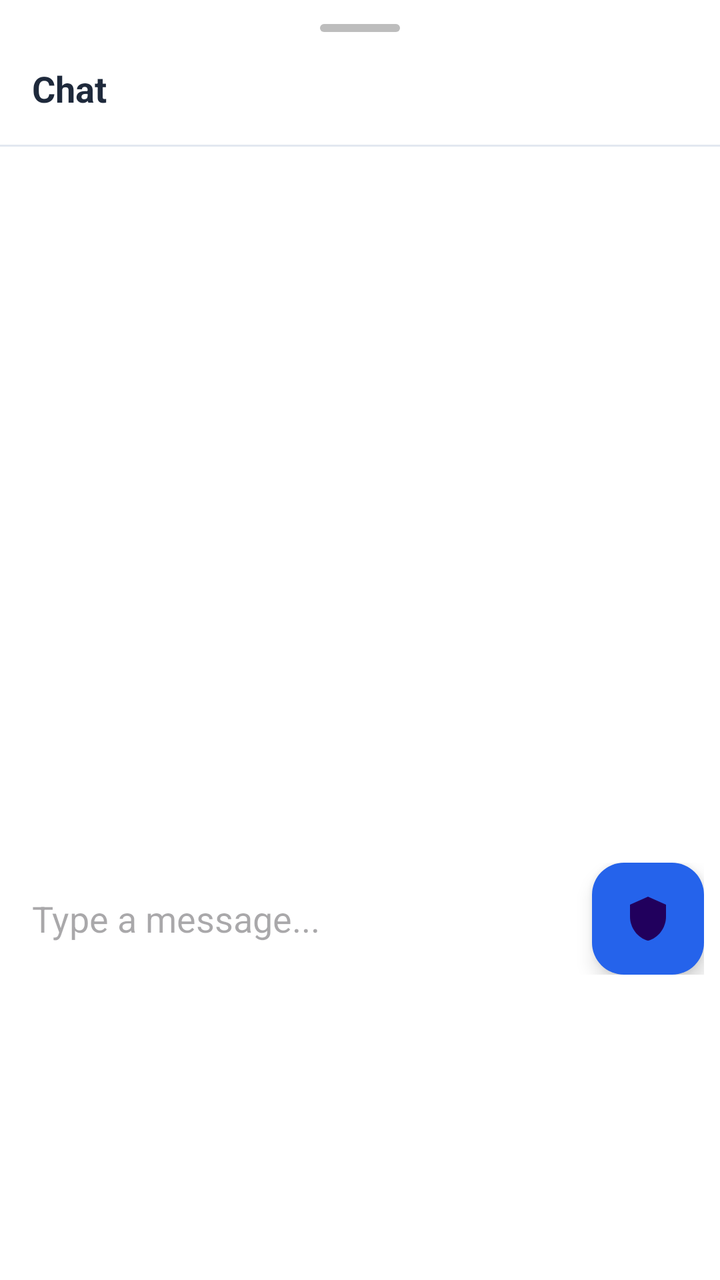
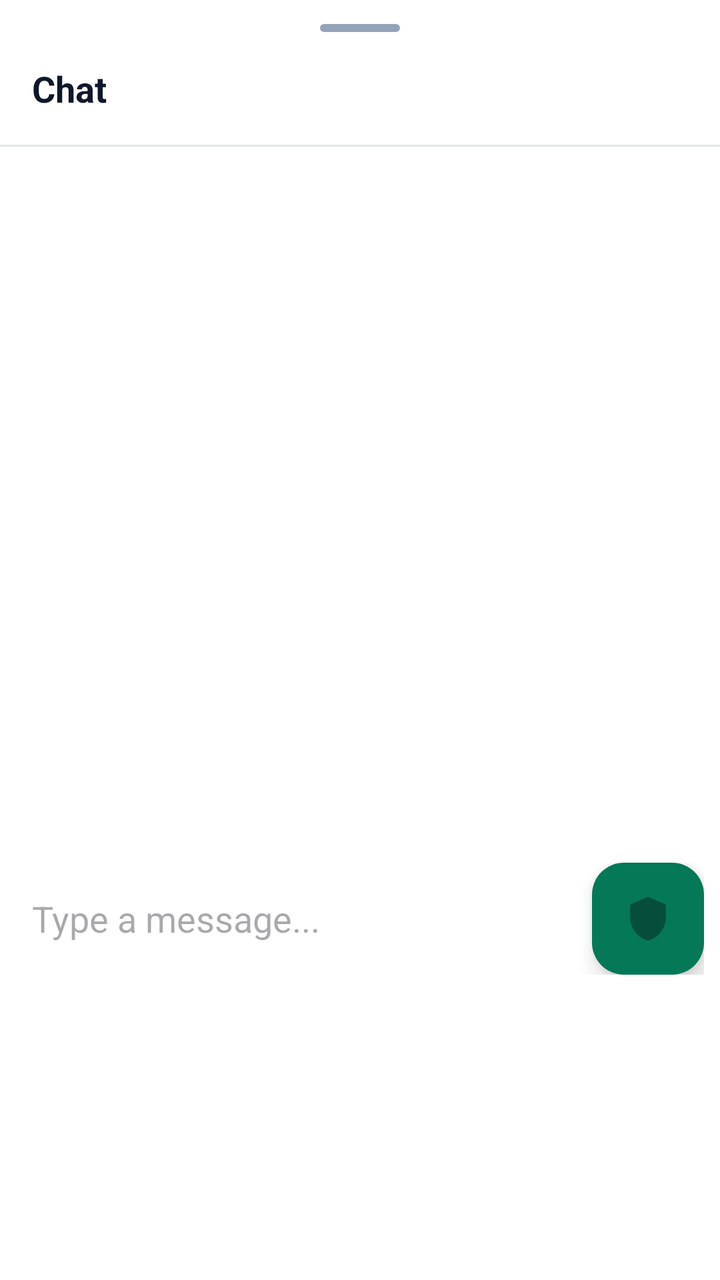

Compare the two renders of this Android layout. The source of the first and the diff that turns it into the second are given below.
<!-- AndroidManifest.xml: application theme Theme.PackTracker -->
<!-- res/layout/dialog_admin_chat.xml -->
<?xml version="1.0" encoding="utf-8"?>
<LinearLayout xmlns:android="http://schemas.android.com/apk/res/android"
    xmlns:app="http://schemas.android.com/apk/res-auto"
    android:layout_width="match_parent"
    android:layout_height="wrap_content"
    android:orientation="vertical"
    android:background="@color/surface"
    android:paddingTop="12dp">

    <View android:layout_width="40dp" android:layout_height="4dp"
        android:layout_gravity="center_horizontal" android:background="@drawable/drag_handle" />

    <TextView android:id="@+id/tvChatTitle" android:layout_width="match_parent" android:layout_height="wrap_content"
        android:text="Chat" android:textSize="18sp" android:textStyle="bold"
        android:textColor="@color/on_surface" android:padding="16dp" />

    <View android:layout_width="match_parent" android:layout_height="1dp" android:background="@color/divider" />

    <androidx.recyclerview.widget.RecyclerView android:id="@+id/rvMessages"
        android:layout_width="match_parent" android:layout_height="350dp"
        android:clipToPadding="false" android:padding="8dp" />

    <LinearLayout android:layout_width="match_parent" android:layout_height="wrap_content"
        android:orientation="horizontal" android:padding="8dp" android:gravity="center_vertical">

        <EditText android:id="@+id/etMessage" android:layout_width="0dp" android:layout_height="wrap_content"
            android:layout_weight="1" android:hint="Type a message..." android:inputType="text"
            android:maxLines="1" android:background="@android:color/transparent" android:padding="8dp" />

        <com.google.android.material.floatingactionbutton.FloatingActionButton android:id="@+id/btnSend"
            android:layout_width="wrap_content" android:layout_height="wrap_content"
            android:src="@drawable/ic_support" android:backgroundTint="@color/primary"
            android:layout_marginStart="8dp" app:fabSize="mini" />
    </LinearLayout>
</LinearLayout>
<!-- resources referenced by this layout -->
<resources>
  <color name="divider">#E2E8F0</color>
  <color name="on_surface">#1E293B</color>
  <color name="primary">#2563EB</color>
  <color name="surface">#FFFFFF</color>
  <!-- drawable drag_handle (drawable) -->
  <?xml version="1.0" encoding="utf-8"?>
  <shape xmlns:android="http://schemas.android.com/apk/res/android"
      android:shape="rectangle">
      <solid android:color="#BDBDBD" />
      <corners android:radius="2dp" />
      <size android:width="40dp" android:height="4dp" />
  </shape>
  <style name="Theme.PackTracker" parent="Theme.Material3.Light.NoActionBar">
          <item name="colorPrimary">@color/primary</item>
          <item name="colorOnPrimary">@color/white</item>
          <item name="colorPrimaryContainer">@color/primary_light</item>
          <item name="colorSecondary">@color/secondary</item>
          <item name="colorOnSecondary">@color/white</item>
          <item name="colorSurface">@color/surface</item>
          <item name="colorOnSurface">@color/on_surface</item>
          <item name="android:colorBackground">@color/background</item>
          <item name="colorSurfaceVariant">@color/grey_light</item>
          <item name="colorOnSurfaceVariant">@color/on_surface_variant</item>
          <item name="android:statusBarColor">@color/green_primary</item>
      </style>
  <color name="white">#FFFFFF</color>
  <color name="primary_light">#EFF6FF</color>
  <color name="secondary">#10B981</color>
  <color name="background">#F8FAFC</color>
  <color name="grey_light">#F1F5F9</color>
  <color name="on_surface_variant">#64748B</color>
  <color name="green_primary">#10B981</color>
  <!-- unchanged entries left out for length: 1 -->
</resources>

<!-- the commit's change to res/layout/dialog_admin_chat.xml (unified diff, before → after) -->
@@ -11,7 +11,7 @@
         android:layout_gravity="center_horizontal" android:background="@drawable/drag_handle" />
 
     <TextView android:id="@+id/tvChatTitle" android:layout_width="match_parent" android:layout_height="wrap_content"
-        android:text="Chat" android:textSize="18sp" android:textStyle="bold"
+        android:text="Chat" android:textSize="@dimen/text_subtitle" android:textStyle="bold"
         android:textColor="@color/on_surface" android:padding="16dp" />
 
     <View android:layout_width="match_parent" android:layout_height="1dp" android:background="@color/divider" />
<!-- resource entries referenced after the edit -->
@@ -1,37 +1,159 @@
 <!-- resources referenced by this layout -->
 <resources>
-  <color name="divider">#E2E8F0</color>
-  <color name="on_surface">#1E293B</color>
-  <color name="primary">#2563EB</color>
-  <color name="surface">#FFFFFF</color>
+  <color name="divider">@color/slate_200</color>
+  <color name="on_surface">@color/slate_900</color>
+  <color name="primary">@color/emerald_700</color>
+  <color name="surface">#FFFFFFFF</color>
+  <dimen name="text_subtitle">18sp</dimen>
   <!-- drawable drag_handle (drawable) -->
   <?xml version="1.0" encoding="utf-8"?>
   <shape xmlns:android="http://schemas.android.com/apk/res/android"
       android:shape="rectangle">
-      <solid android:color="#BDBDBD" />
+      <solid android:color="@color/outline" />
       <corners android:radius="2dp" />
       <size android:width="40dp" android:height="4dp" />
   </shape>
-  <style name="Theme.PackTracker" parent="Theme.Material3.Light.NoActionBar">
+  <style name="Theme.PackTracker" parent="Theme.Material3.DayNight.NoActionBar">
+          
           <item name="colorPrimary">@color/primary</item>
-          <item name="colorOnPrimary">@color/white</item>
-          <item name="colorPrimaryContainer">@color/primary_light</item>
+          <item name="colorOnPrimary">@color/on_primary</item>
+          <item name="colorPrimaryContainer">@color/primary_container</item>
+          <item name="colorOnPrimaryContainer">@color/on_primary_container</item>
           <item name="colorSecondary">@color/secondary</item>
-          <item name="colorOnSecondary">@color/white</item>
+          <item name="colorOnSecondary">@color/on_secondary</item>
+          <item name="colorSecondaryContainer">@color/secondary_container</item>
+          <item name="colorOnSecondaryContainer">@color/on_secondary_container</item>
+          <item name="colorTertiary">@color/tertiary</item>
+          <item name="colorOnTertiary">@color/on_tertiary</item>
+          <item name="colorTertiaryContainer">@color/tertiary_container</item>
+          <item name="colorOnTertiaryContainer">@color/on_tertiary_container</item>
+  
+          
+          <item name="android:colorBackground">@color/background</item>
+          <item name="colorOnBackground">@color/on_background</item>
           <item name="colorSurface">@color/surface</item>
           <item name="colorOnSurface">@color/on_surface</item>
-          <item name="android:colorBackground">@color/background</item>
-          <item name="colorSurfaceVariant">@color/grey_light</item>
+          <item name="colorSurfaceVariant">@color/surface_variant</item>
           <item name="colorOnSurfaceVariant">@color/on_surface_variant</item>
-          <item name="android:statusBarColor">@color/green_primary</item>
+          <item name="colorSurfaceContainerLowest">@color/surface_container_lowest</item>
+          <item name="colorSurfaceContainerLow">@color/surface_container_low</item>
+          <item name="colorSurfaceContainer">@color/surface_container</item>
+          <item name="colorSurfaceContainerHigh">@color/surface_container_high</item>
+          <item name="colorSurfaceContainerHighest">@color/surface_container_highest</item>
+          <item name="colorSurfaceBright">@color/surface_bright</item>
+          <item name="colorSurfaceDim">@color/surface_dim</item>
+          <item name="colorOutline">@color/outline</item>
+          <item name="colorOutlineVariant">@color/outline_variant</item>
+          <item name="android:colorControlHighlight">@color/outline_variant</item>
+  
+          
+          <item name="colorError">@color/error</item>
+          <item name="colorOnError">@color/on_error</item>
+          <item name="colorErrorContainer">@color/error_container</item>
+          <item name="colorOnErrorContainer">@color/on_error_container</item>
+          <item name="colorControlNormal">@color/on_surface_variant</item>
+          <item name="android:windowLightStatusBar">@bool/light_status_bar</item>
+          <item name="android:statusBarColor">@color/surface</item>
+          <item name="android:navigationBarColor">@color/surface</item>
+          <item name="android:windowBackground">@drawable/bg_kraft_canvas</item>
+  
+          
+          <item name="materialCardViewStyle">@style/Widget.PackTracker.Card</item>
+          <item name="bottomSheetStyle">@style/Widget.PackTracker.BottomSheet</item>
+          <item name="toolbarStyle">@style/Widget.PackTracker.Toolbar</item>
+          <item name="bottomNavigationStyle">@style/Widget.PackTracker.BottomNavigation</item>
       </style>
-  <color name="white">#FFFFFF</color>
-  <color name="primary_light">#EFF6FF</color>
-  <color name="secondary">#10B981</color>
-  <color name="background">#F8FAFC</color>
-  <color name="grey_light">#F1F5F9</color>
-  <color name="on_surface_variant">#64748B</color>
-  <color name="green_primary">#10B981</color>
+  <color name="slate_200">#FFE2E8F0</color>
+  <color name="slate_900">#FF0F172A</color>
+  <color name="emerald_700">#FF047857</color>
+  <color name="outline">@color/slate_400</color>
+  <color name="on_primary">#FFFFFFFF</color>
+  <color name="primary_container">@color/emerald_100</color>
+  <color name="on_primary_container">@color/emerald_900</color>
+  <color name="secondary">@color/gold_500</color>
+  <color name="on_secondary">@color/slate_900</color>
+  <color name="secondary_container">@color/gold_100</color>
+  <color name="on_secondary_container">@color/gold_700</color>
+  <color name="tertiary">@color/emerald_500</color>
+  <color name="on_tertiary">#FFFFFFFF</color>
+  <color name="tertiary_container">@color/emerald_50</color>
+  <color name="on_tertiary_container">@color/emerald_800</color>
+  <color name="background">@color/kraft</color>
+  <color name="on_background">@color/slate_900</color>
+  <color name="surface_variant">@color/slate_100</color>
+  <color name="on_surface_variant">@color/slate_600</color>
+  <color name="surface_container_lowest">#FFFFFFFF</color>
+  <color name="surface_container_low">@color/slate_50</color>
+  <color name="surface_container">@color/slate_100</color>
+  <color name="surface_container_high">#FFE9EEF4</color>
+  <color name="surface_container_highest">#FFDDE5EC</color>
+  <color name="surface_bright">#FFFFFFFF</color>
+  <color name="surface_dim">@color/slate_200</color>
+  <color name="outline_variant">@color/slate_200</color>
+  <color name="error">#FFDC2626</color>
+  <color name="on_error">#FFFFFFFF</color>
+  <color name="error_container">#FFFEE2E2</color>
+  <color name="on_error_container">#FF7F1D1D</color>
+  <!-- drawable bg_kraft_canvas (drawable) -->
+  <?xml version="1.0" encoding="utf-8"?>
+  <bitmap xmlns:android="http://schemas.android.com/apk/res/android"
+      android:src="@drawable/bg_kraft_tile"
+      android:tileModeX="repeat"
+      android:tileModeY="repeat" />
+  <style name="Widget.PackTracker.Card" parent="Widget.Material3.CardView.Filled">
+          <item name="cardBackgroundColor">@color/surface</item>
+          <item name="strokeColor">@color/card_stroke</item>
+          <item name="strokeWidth">1dp</item>
+          <item name="cardCornerRadius">@dimen/radius_card</item>
+          <item name="cardElevation">@dimen/elevation_card</item>
+      </style>
+  <style name="Widget.PackTracker.BottomSheet" parent="Widget.Material3.BottomSheet.Modal">
+          <item name="backgroundTint">@color/surface</item>
+          <item name="shapeAppearanceOverlay">@style/ShapeAppearance.PackTracker.BottomSheet</item>
+      </style>
+  <style name="Widget.PackTracker.Toolbar" parent="Widget.Material3.Toolbar">
+          <item name="android:background">@color/surface</item>
+          <item name="titleTextAppearance">@style/TextAppearance.PackTracker.ToolbarTitle</item>
+          <item name="titleTextColor">@color/on_surface</item>
+          <item name="subtitleTextColor">@color/on_surface_variant</item>
+          <item name="navigationIconTint">@color/on_surface</item>
+      </style>
+  <style name="Widget.PackTracker.BottomNavigation" parent="Widget.Material3.BottomNavigationView">
+          <item name="android:background">@color/surface</item>
+          <item name="itemIconTint">@color/bottom_nav_color</item>
+          <item name="itemTextColor">@color/bottom_nav_color</item>
+          <item name="labelVisibilityMode">labeled</item>
+      </style>
+  <color name="slate_400">#FF94A3B8</color>
+  <color name="emerald_100">#FFD1FAE5</color>
+  <color name="emerald_900">#FF064E3B</color>
+  <color name="gold_500">#FFD4AF37</color>
+  <color name="gold_100">#FFFEF3C7</color>
+  <color name="gold_700">#FF856404</color>
+  <color name="emerald_500">#FF10B981</color>
+  <color name="emerald_50">#FFECFDF5</color>
+  <color name="emerald_800">#FF065F46</color>
+  <color name="kraft">#FFF1EAD9</color>
+  <color name="slate_100">#FFF1F5F9</color>
+  <color name="slate_600">#FF475569</color>
+  <color name="slate_50">#FFF8FAFC</color>
+  <!-- drawable bg_kraft_tile: png bitmap (drawable-nodpi, 130 bytes) -->
+  <color name="card_stroke">@color/slate_200</color>
+  <dimen name="radius_card">16dp</dimen>
+  <dimen name="elevation_card">0dp</dimen>
+  <style name="ShapeAppearance.PackTracker.BottomSheet" parent="">
+          <item name="cornerFamily">rounded</item>
+          <item name="cornerSizeTopLeft">24dp</item>
+          <item name="cornerSizeTopRight">24dp</item>
+          <item name="cornerSizeBottomLeft">0dp</item>
+          <item name="cornerSizeBottomRight">0dp</item>
+      </style>
+  <style name="TextAppearance.PackTracker.ToolbarTitle" parent="TextAppearance.MaterialComponents.Headline6">
+          <item name="android:fontFamily">@font/archivo_black</item>
+          <item name="android:textColor">@color/on_background</item>
+          <item name="android:textSize">@dimen/text_title</item>
+      </style>
+  <dimen name="text_title">16sp</dimen>
   <!-- unchanged entries left out for length: 1 -->
 </resources>
 
